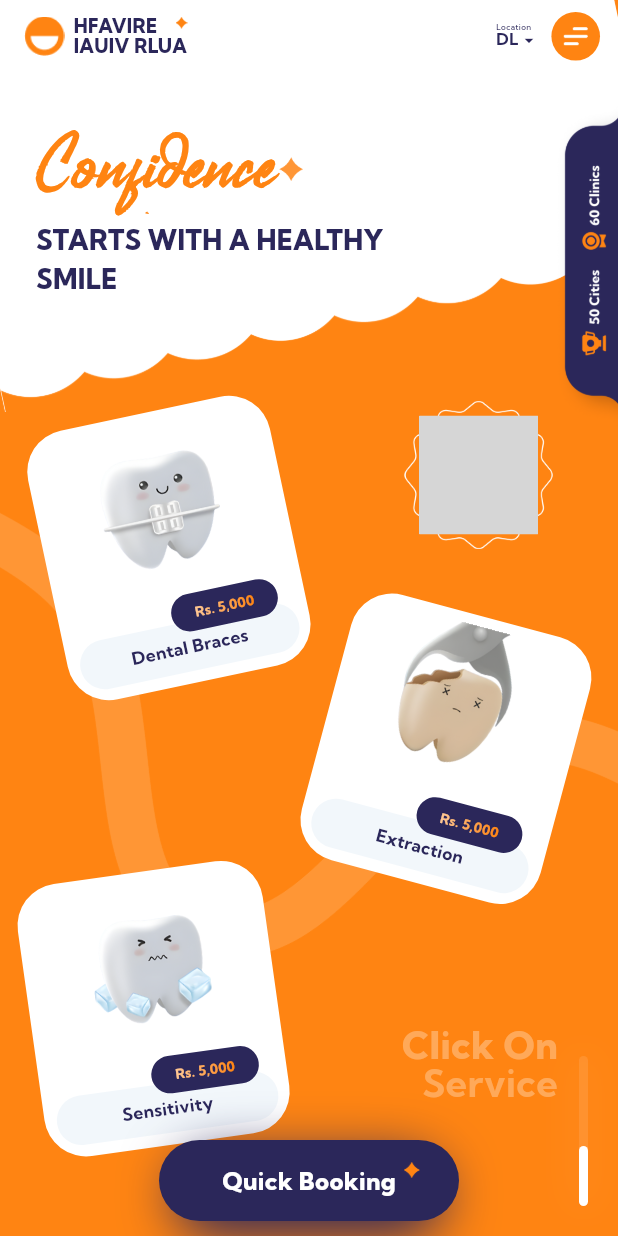
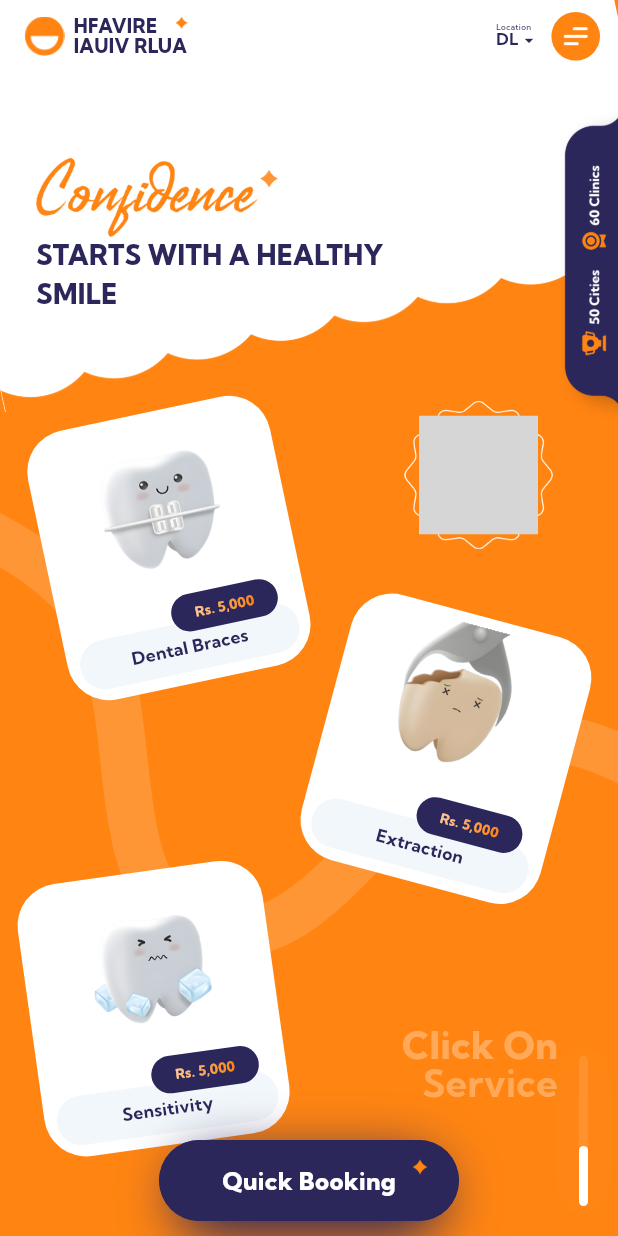
Before and after one commit to computers1418/orange-website, a Flutter app: the screen it shows after launch, on a phone screen of 412 x 824 dp. Run offline on Flutter 3.47's test engine with Material 3 defaults, Android fonts, the phone set to English and light mode, and no system bars; our stand-ins replace carousel_slider, get, pinput, simple_gradient_text, url_strategy; missing offline and left inert: flutter_circular_text; grey boxes are pictures that could not be loaded.

Commit message:
update: ui fixes

```diff
--- a/lib/widgets/doctor_item.dart
+++ b/lib/widgets/doctor_item.dart
@@ -62,7 +62,7 @@ class DoctorItem extends StatelessWidget {
                             fontFamily: "Kumbhsans",
                             color: const Color(0xFFFFFFFF),
                             fontSize: TextResponsive.getResponsiveFontSize(context, 9),
-                            fontWeight: FontWeight.w500
+                            fontWeight: FontWeight.w800
                           )),
                           const SizedBox(width: 2,),
                           const Icon(Icons.arrow_forward, color: Colors.white, size: 12,)
@@ -77,7 +77,7 @@ class DoctorItem extends StatelessWidget {
             CircleAvatar(
               radius: SizeResponsive.get(context, 15),
               backgroundColor: const Color(0xFFFF8412),
-              child: ImageIcon(const AssetImage("res/icons/phone.png"), size: SizeResponsive.get(context, 18), color: const Color(0xFFFFFFFF)),
+              child: Image.asset("res/images/call_icon.png", width: 30, height: 30,),
             ),
             8.hgap(),
             GestureDetector(
--- a/lib/widgets/header.dart
+++ b/lib/widgets/header.dart
@@ -13,24 +13,28 @@ class Header extends StatelessWidget {
       child: Column(
         crossAxisAlignment: CrossAxisAlignment.start,
         children: [
-          Stack(
-            children: [
-              Padding(
-                padding: const EdgeInsets.only(right: 20),
-                child: Text("Confidence", style: TextStyle(
-                  fontFamily: "BillSmith",
-                  fontWeight: FontWeight.w800,
-                  fontSize: TextResponsive.getResponsiveFontSize(context, 26),
-                  color: const Color(0xFFFF8412 )
-                )),
-              ),
-              const Positioned(
-                right: 0,
-                top: 0,
-                child: ImageIcon(AssetImage("res/icons/blink.png"), size: 16, color: Color(0xFFFF9636),))
-            ],
-          ),
-          const SizedBox(height: 10,),
+          SizedBox(
+            height: TextResponsive.getResponsiveFontSize(context, 70),
+            child: Image.asset("res/images/title_frame.png")),
+          // Stack(
+          //   children: [
+
+          //     // Padding(
+          //     //   padding: const EdgeInsets.only(right: 20),
+          //     //   child: Text("Confidence", style: TextStyle(
+          //     //     fontFamily: "BillSmith",
+          //     //     fontWeight: FontWeight.w800,
+          //     //     fontSize: TextResponsive.getResponsiveFontSize(context, 26),
+          //     //     color: const Color(0xFFFF8412 )
+          //     //   )),
+          //     // ),
+          //     // const Positioned(
+          //     //   right: 0,
+          //     //   top: 0,
+          //     //   child: ImageIcon(AssetImage("res/icons/blink.png"), size: 16, color: Color(0xFFFF9636),))
+          //   ],
+          // ),
+          // const SizedBox(height: 10,),
           Text("STARTS WITH A HEALTHY\nSMILE", style: TextStyle(
             fontFamily: "Kumbhsans",
             fontWeight: FontWeight.w800,
--- a/lib/widgets/styled_button.dart
+++ b/lib/widgets/styled_button.dart
@@ -34,7 +34,9 @@ class StyledButton extends StatelessWidget {
             margin: const EdgeInsets.only(bottom: 10),
             decoration: BoxDecoration(
               borderRadius: BorderRadius.circular(35),
-              color: secondary ? const Color(0xFFFF8412): const Color(0xFF2B275A)
+              color: secondary ? const Color(0xFFFF8412): const Color(0xFF2B275A),
+              image: const DecorationImage(
+                image: AssetImage("res/images/star_frame.png"), fit: BoxFit.cover)
             ),
             alignment: Alignment.center,
             child: Stack(
@@ -46,11 +48,11 @@ class StyledButton extends StatelessWidget {
                   fontSize: TextResponsive.getResponsiveFontSize(context, 18),
                   fontWeight: FontWeight.w800
                 )),
-                Align(
-                  alignment: Alignment.centerRight,
-                  child: Padding(
-                    padding: const EdgeInsets.only(right: 26, bottom: 14),
-                    child: ImageIcon(const AssetImage("res/icons/blink.png"), size: 11, color: secondary ? Colors.white: const Color(0xFFFF8412),)))
+                // Align(
+                //   alignment: Alignment.centerRight,
+                //   child: Padding(
+                //     padding: const EdgeInsets.only(right: 26, bottom: 14),
+                //     child: ImageIcon(const AssetImage("res/icons/blink.png"), size: 11, color: secondary ? Colors.white: const Color(0xFFFF8412),)))
               ],
             ),
           ),
```
Also changed, not shown: lib/drawer/home_drawer.dart (+12 -5 lines), lib/widgets/bottomsheet_city.dart (+11 -0 lines), lib/widgets/city_slider.dart (+15 -27 lines), res/images/call_icon.png (added), res/images/circle_left.png (added), res/images/circle_right.png (added), res/images/star_frame.png (added), res/images/title_frame.png (added), 1 other file.
